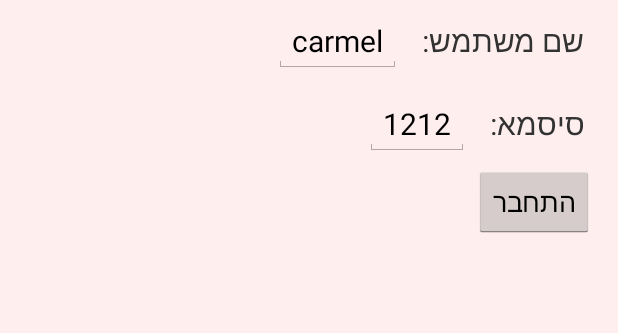
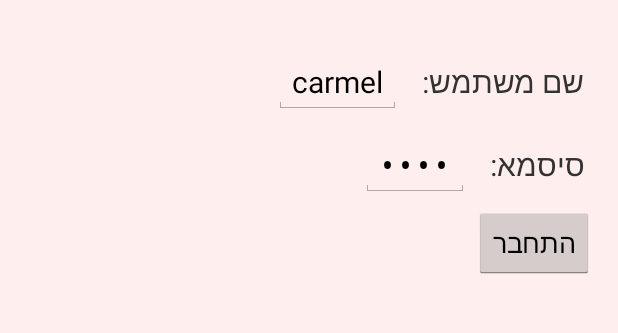
Before and after one commit to nofar9792/Nofar, an Android app: the layout activity_login.xml on its own in the app's theme, with its tools: preview values and no code run, on a phone screen of 412 x 824 dp, the part 246-579 px from its top. Run offline under Robolectric (Android 15) with nearby library versions, the light colour scheme and no system bars.

Commit message:
Finish signUp, and Login (there is a problem when the user is null)

```diff
--- a/app/src/main/res/layout/activity_login.xml
+++ b/app/src/main/res/layout/activity_login.xml
@@ -33,6 +33,13 @@
             android:layout_alignParentTop="true"
             android:src="@drawable/logo" />
 
+        <TextView
+            android:layout_width="wrap_content"
+            android:layout_height="wrap_content"
+            android:id="@+id/error"
+            android:textSize="20dp"
+            android:textColor="@color/colorPrimaryDark"/>
+
         <LinearLayout
             android:layout_width="wrap_content"
             android:layout_height="wrap_content"
@@ -44,7 +51,7 @@
                 android:layout_width="wrap_content"
                 android:layout_height="wrap_content"
                 android:layout_margin="10px"
-                android:text="שם משתמש:"
+                android:text="@string/userName"
                 android:textSize="20dp" />
 
             <EditText
@@ -68,7 +75,7 @@
                 android:layout_width="wrap_content"
                 android:layout_height="wrap_content"
                 android:layout_margin="10px"
-                android:text="סיסמא:"
+                android:text="@string/password"
                 android:textSize="20dp" />
 
             <EditText
@@ -77,7 +84,8 @@
                 android:layout_height="wrap_content"
                 android:text="1212"
                 android:layout_margin="10px"
-                android:textSize="20dp" />
+                android:textSize="20dp"
+                android:inputType="textPassword"/>
 
         </LinearLayout>
 
```
Also changed, not shown: app/src/main/java/com/example/nofarcohenzedek/dogo/LoginActivity.java (+30 -10 lines), app/src/main/java/com/example/nofarcohenzedek/dogo/SignUp.java (+28 -7 lines), app/src/main/res/values/strings.xml (+28 -28 lines).
